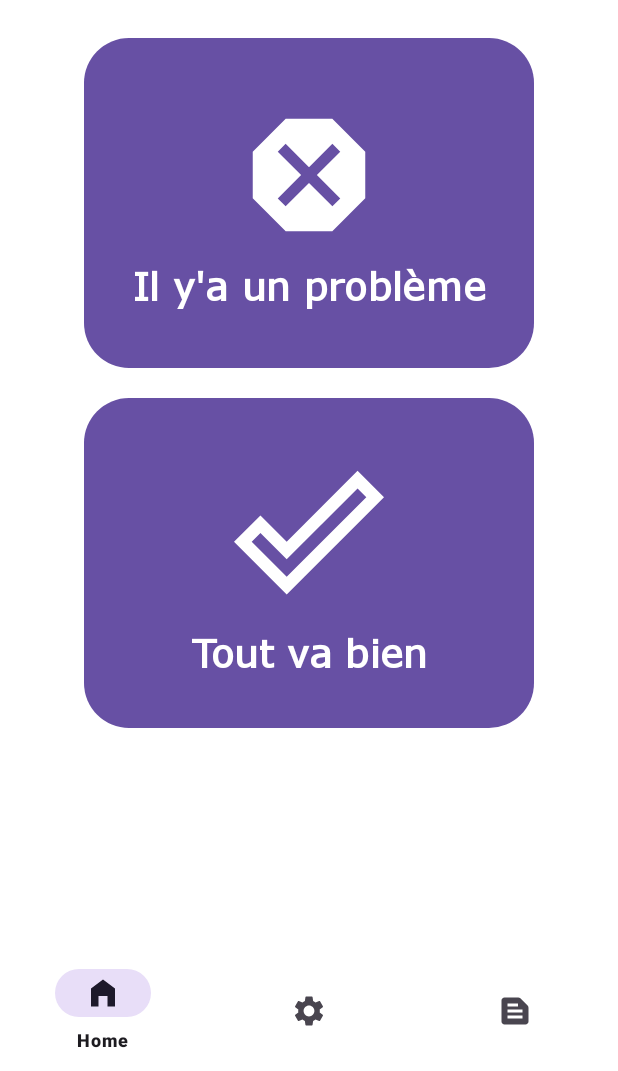
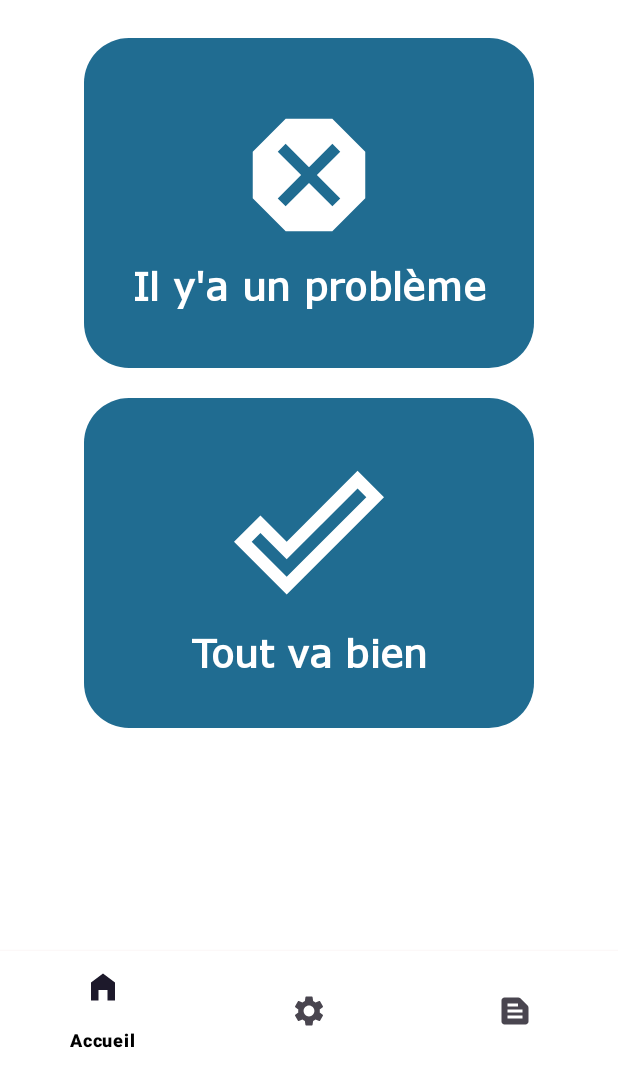
Before and after one commit to Dev-Alex38/SOS---SafetyOnSnow---Application, an Android app: the screen it shows after launch (MainActivity), on a phone screen of 412 x 824 dp, the part 165-1236 px from its top. Run offline under Robolectric (Android 15) with nearby library versions, the phone set to English and light mode, and no system bars.

Commit message:
bottom nav view

```diff
--- a/app/src/main/res/drawable/round_square.xml
+++ b/app/src/main/res/drawable/round_square.xml
@@ -1,6 +1,6 @@
 <?xml version="1.0" encoding="utf-8"?>
 <shape xmlns:android="http://schemas.android.com/apk/res/android"
     android:shape="rectangle">
-    <solid android:color="@color/red" />
+    <solid android:color="@color/white" />
     <corners android:radius="30dp" />
 </shape>
--- a/app/src/main/res/layout/activity_main.xml
+++ b/app/src/main/res/layout/activity_main.xml
@@ -7,22 +7,28 @@
     android:layout_height="match_parent"
     android:background="@color/white"
     android:orientation="vertical"
-    tools:context=".MainActivity">
+    tools:context=".MainActivity"
+    android:theme="@style/Theme.SOSSafetyOnSnow">
 
     <FrameLayout
         android:id="@+id/container"
         android:layout_width="match_parent"
         android:layout_height="match_parent"
-        android:layout_above="@id/bottom_navigation"/>
+        android:layout_above="@id/bottom_navigation"
+        android:theme="@style/Theme.SOSSafetyOnSnow"/>
 
     <com.google.android.material.bottomnavigation.BottomNavigationView
+        android:theme="@style/Theme.SOSSafetyOnSnow"
+        app:itemBackground="@color/white"
         android:id="@+id/bottom_navigation"
         android:layout_width="match_parent"
         android:layout_height="wrap_content"
         android:layout_alignParentBottom="true"
-        android:background="@color/white"
         android:fadeScrollbars="true"
         app:labelVisibilityMode="selected"
         app:itemTextAppearanceActiveBoldEnabled="true"
-        app:menu="@menu/bottom_navigation_menu" />
+        app:menu="@menu/bottom_navigation_menu"
+        android:outlineSpotShadowColor="@color/light_blue"
+        android:outlineAmbientShadowColor="@color/dark_red"
+        app:itemActiveIndicatorStyle="@style/Theme.SOSSafetyOnSnow"/>
 </RelativeLayout>
--- a/app/src/main/res/values/colors.xml
+++ b/app/src/main/res/values/colors.xml
@@ -1,7 +1,9 @@
 <?xml version="1.0" encoding="utf-8"?>
 <resources>
     <color name="light_blue">#31a3dc</color>
+    <color name="light_blue_variant">#FF80B3CC</color>
     <color name="dark_blue">#206c91</color>
+    <color name="dark_blue_variant">#FF0E394E</color>
     <color name="red">#F30B0B</color>
     <color name="dark_red">#FF8E0C0C</color>
     <color name="grey">#646464</color>
--- a/app/src/main/res/values/strings.xml
+++ b/app/src/main/res/values/strings.xml
@@ -3,9 +3,9 @@
     <string name="app_label">SOS</string>
     <string name="bouton_problème">Il y\'a un problème</string>
     <string name="bouton_ok">Tout va bien</string>
-    <string name="home_button">Home</string>
-    <string name="settings_button">Settings</string>
-    <string name="log_button">History</string>
+    <string name="home_button">Accueil</string>
+    <string name="settings_button">Paramètres</string>
+    <string name="log_button">Historique</string>
     <!-- TODO: Remove or change this placeholder text -->
     <string name="hello_blank_fragment">Hello blank fragment</string>
     <!-- Preference Titles -->
--- a/app/src/main/res/values/themes.xml
+++ b/app/src/main/res/values/themes.xml
@@ -2,7 +2,20 @@
     <!-- Base application theme. -->
     <style name="Base.Theme.SOSSafetyOnSnow" parent="Theme.Material3.DayNight.NoActionBar">
         <!-- Customize your light theme here. -->
-        <!-- <item name="colorPrimary">@color/my_light_primary</item> -->
+        <item name="colorPrimary">@color/dark_blue</item>
+        <item name="colorPrimaryVariant">@color/dark_blue_variant</item>
+        <item name="colorSecondary">@color/light_blue</item>
+        <item name="colorSecondaryVariant">@color/light_blue_variant</item>
+        <item name="colorBackgroundFloating">@color/white</item>
+        <item name="colorSurface">@color/white</item>
+        <item name="colorError">@color/dark_red</item>
+        <item name="colorOnPrimary">@color/white</item>
+        <item name="colorOnSecondary">@color/black</item>
+        <item name="colorOnBackground">@color/black</item>
+        <item name="colorOnSurface">@color/black</item>
+        <item name="colorOnError">@color/white</item>
+        <item name="android:statusBarColor">@color/white</item>
+        <item name="colorControlHighlight">@color/light_blue</item>
     </style>
 
     <style name="Theme.SOSSafetyOnSnow" parent="Base.Theme.SOSSafetyOnSnow" />
```
